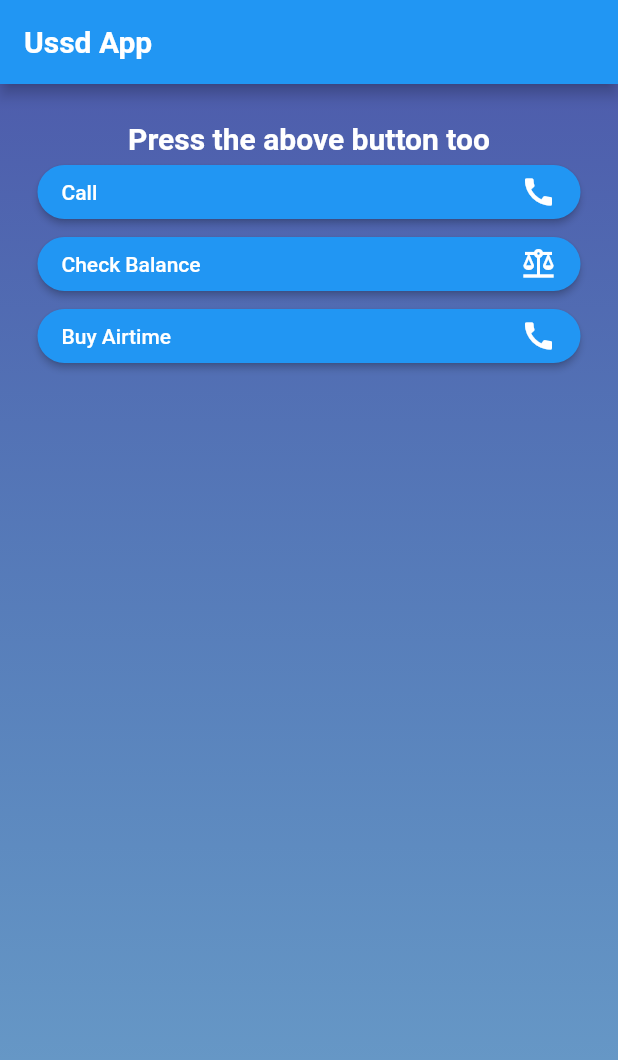
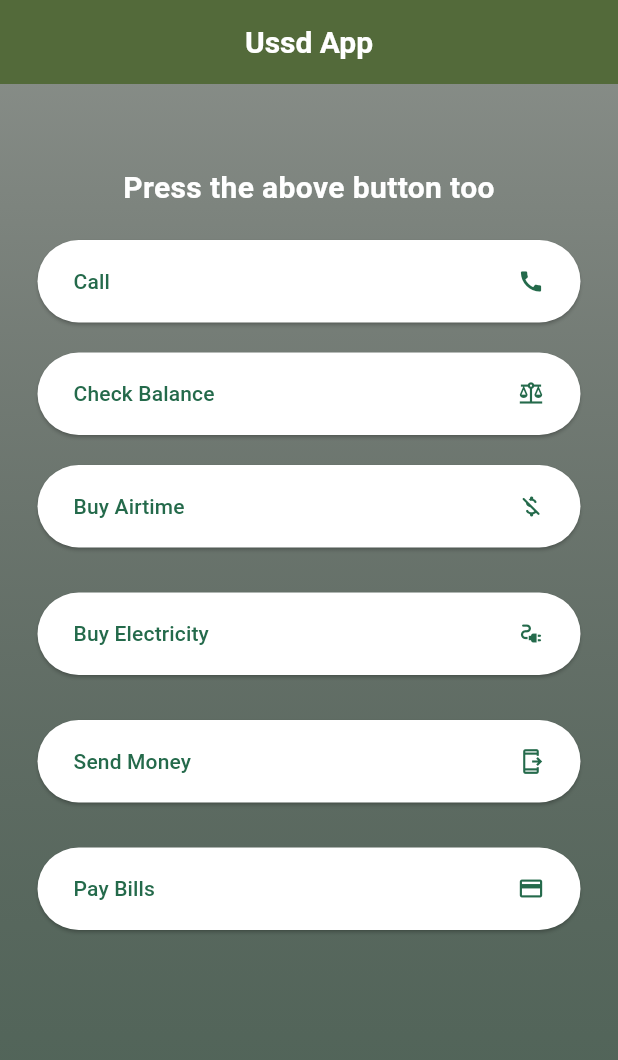
Before and after one commit to masezerano/ussd_app, a Flutter app: the screen it shows after launch, after a tap on "Call", on a phone screen of 412 x 824 dp. Shown: the top 1060 px of the screen. Run offline on Flutter 3.47's test engine with Material 2 defaults, Android fonts, the phone set to English and light mode, and no system bars.

Commit message:
new colors and buttons

```diff
--- a/lib/main.dart
+++ b/lib/main.dart
@@ -2,19 +2,36 @@ import 'package:flutter/material.dart';
 import 'package:ussd_app/screens/main_screen.dart';
 
 void main() {
-  runApp(
-    MaterialApp(
+  runApp(const App());
+}
+
+class App extends StatelessWidget {
+  const App({super.key});
+
+  @override
+  Widget build(BuildContext context) {
+    return MaterialApp(
+      theme: ThemeData(
+        brightness: Brightness.light,
+        useMaterial3: true,
+        colorScheme: ColorScheme.fromSeed(
+          seedColor: const Color.fromARGB(255, 37, 149, 104),
+        ),
+      ),
       home: Scaffold(
         appBar: AppBar(
-          title: const Text(
+          centerTitle: true,
+          backgroundColor: const Color.fromARGB(255, 83, 106, 58),
+          title: Text(
             'Ussd App',
-            style: TextStyle(fontWeight: FontWeight.bold, fontSize: 20),
-            textAlign: TextAlign.center,
+            style: TextStyle(
+                fontWeight: FontWeight.bold,
+                fontSize: 20,
+                color: Theme.of(context).colorScheme.onPrimary),
           ),
-          backgroundColor: Colors.blue,
         ),
         body: const MainScreen(),
       ),
-    ),
-  );
+    );
+  }
 }
--- a/lib/screens/custom_button.dart
+++ b/lib/screens/custom_button.dart
@@ -14,11 +14,15 @@ class CustomButton extends StatelessWidget {
   @override
   Widget build(BuildContext context) {
     return SizedBox(
+      width: 50,
+      height: 55,
       child: ElevatedButton(
         onPressed: onPressed,
         style: ElevatedButton.styleFrom(
-          shape:
-              RoundedRectangleBorder(borderRadius: BorderRadius.circular(30)),
+          shape: RoundedRectangleBorder(
+            borderRadius: BorderRadius.circular(30),
+          ),
+          backgroundColor: Theme.of(context).colorScheme.onPrimary,
         ),
         child: Row(
           mainAxisAlignment: MainAxisAlignment.spaceBetween,
--- a/lib/screens/main_screen.dart
+++ b/lib/screens/main_screen.dart
@@ -17,11 +17,11 @@ class MainScreen extends StatelessWidget {
   Widget build(BuildContext context) {
     return Container(
       padding: const EdgeInsets.all(25),
-      decoration: const BoxDecoration(
+      decoration: BoxDecoration(
         gradient: LinearGradient(
           colors: [
-            Color.fromARGB(158, 23, 106, 173),
-            Color.fromARGB(255, 78, 93, 172)
+            Theme.of(context).colorScheme.secondary,
+            Theme.of(context).colorScheme.onBackground.withOpacity(0.5)
           ],
           begin: Alignment.bottomCenter,
           end: Alignment.topCenter,
@@ -30,6 +30,9 @@ class MainScreen extends StatelessWidget {
       child: Column(
         crossAxisAlignment: CrossAxisAlignment.stretch,
         children: [
+          const Padding(
+            padding: EdgeInsets.only(top: 30),
+          ),
           const Text(
             'Press the above button too',
             style: TextStyle(
@@ -39,26 +42,65 @@ class MainScreen extends StatelessWidget {
             ),
             textAlign: TextAlign.center,
           ),
+          const Padding(
+            padding: EdgeInsets.only(top: 20),
+          ),
           CustomButton(
             text: 'Call',
             onPressed: () {
-              _makePhoneCall('*182*2*1*1*1#');
+              _makePhoneCall('+250781882297');
             },
             iconName: Icons.call,
+          ),
+          const Padding(
+            padding: EdgeInsets.only(top: 20),
           ),
           CustomButton(
             text: 'Check Balance',
             onPressed: () {
-              _makePhoneCall('*182*2*1*1*1#');
+              _makePhoneCall('*182*6*1#');
             },
-            iconName: Icons.balance,
+            iconName: Icons.balance_sharp,
+          ),
+          const Padding(
+            padding: EdgeInsets.only(top: 20),
           ),
           CustomButton(
             text: 'Buy Airtime',
             onPressed: () {
               _makePhoneCall('*182*2*1*1*1#');
             },
-            iconName: Icons.call,
+            iconName: Icons.money_off_csred_rounded,
+          ),
+          const Padding(
+            padding: EdgeInsets.only(top: 30),
+          ),
+          CustomButton(
+            text: 'Buy Electricity',
+            onPressed: () {
+              _makePhoneCall('*182*2*2##');
+            },
+            iconName: Icons.electrical_services_outlined,
+          ),
+          const Padding(
+            padding: EdgeInsets.only(top: 30),
+          ),
+          CustomButton(
+            text: 'Send Money',
+            onPressed: () {
+              _makePhoneCall('*182*1*1#');
+            },
+            iconName: Icons.send_to_mobile_outlined,
+          ),
+          const Padding(
+            padding: EdgeInsets.only(top: 30),
+          ),
+          CustomButton(
+            text: 'Pay Bills',
+            onPressed: () {
+              _makePhoneCall('*182*3#');
+            },
+            iconName: Icons.payment,
           ),
         ],
       ),
```
